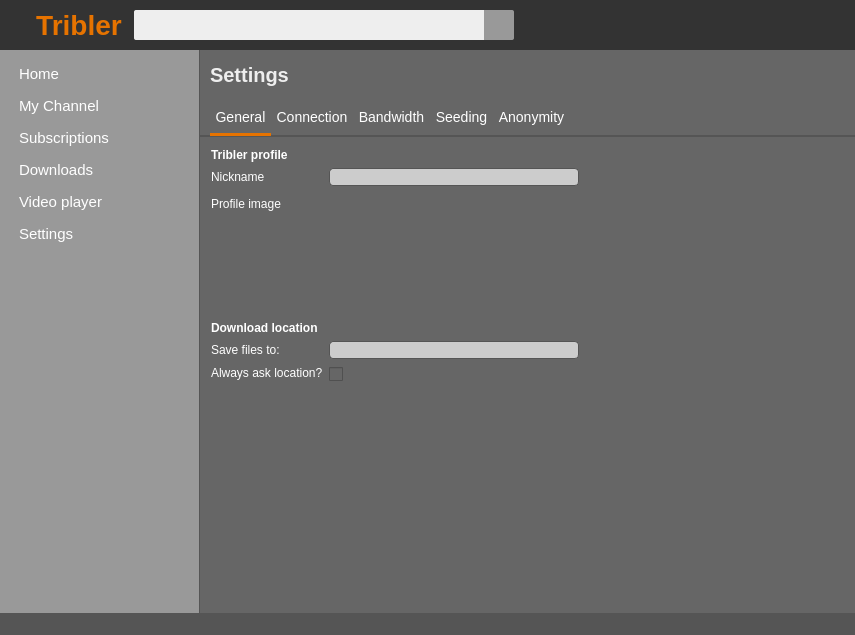
devos50/TriblerGUI, file TriblerGUI/qt_resources/mainwindow.ui: the form before one commit.
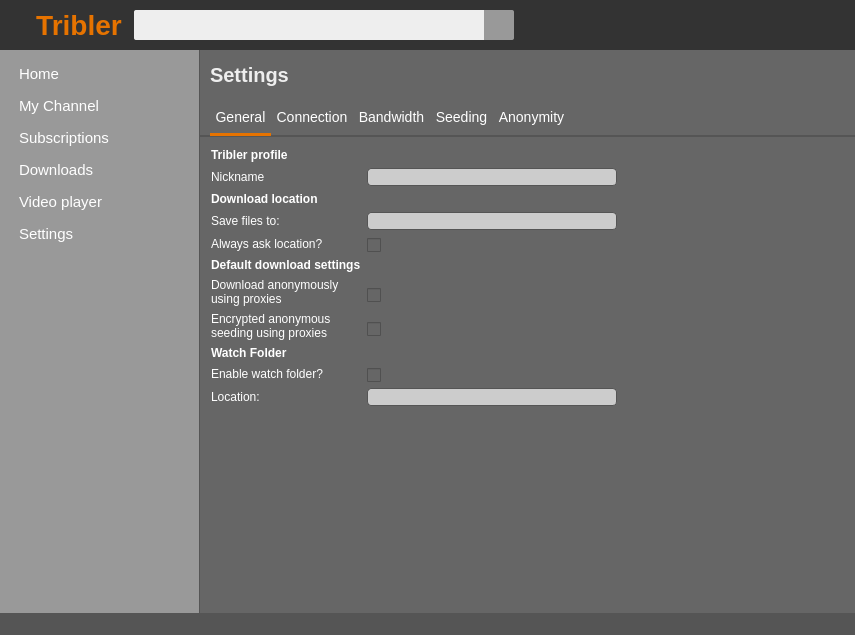
The form after the commit. The open tabs and pages were chosen to show the change. Icons and pictures are not drawn. Custom widgets are drawn as their Qt base class.

Commit message: Filled the settings page with data from the API

Patch:
```diff
--- a/TriblerGUI/qt_resources/mainwindow.ui
+++ b/TriblerGUI/qt_resources/mainwindow.ui
@@ -3355,6 +3355,9 @@
             <property name="styleSheet">
              <string notr="true">QStackedWidget {
 border-top: 1px solid #555;
+}
+QStackedWidget QLabel, QStackedWidget QRadioButton, QStackedWidget QCheckBox {
+color: white;
 }</string>
             </property>
             <widget class="QWidget" name="settings_general_tab">
@@ -3417,61 +3420,27 @@
                </widget>
               </item>
               <item row="2" column="0">
-               <widget class="QLabel" name="label_3">
-                <property name="styleSheet">
-                 <string notr="true">color: white;</string>
-                </property>
-                <property name="text">
-                 <string>Profile image</string>
-                </property>
-               </widget>
-              </item>
-              <item row="2" column="1">
-               <widget class="QToolButton" name="settings_profile_image">
-                <property name="minimumSize">
-                 <size>
-                  <width>120</width>
-                  <height>120</height>
-                 </size>
-                </property>
-                <property name="styleSheet">
-                 <string notr="true">background: none;
-border: none;</string>
-                </property>
-                <property name="text">
-                 <string/>
-                </property>
-                <property name="iconSize">
-                 <size>
-                  <width>120</width>
-                  <height>120</height>
-                 </size>
-                </property>
-               </widget>
-              </item>
-              <item row="3" column="0">
                <widget class="QLabel" name="label_4">
                 <property name="styleSheet">
-                 <string notr="true">color: white;
-font-weight: bold;</string>
+                 <string notr="true">font-weight: bold;</string>
                 </property>
                 <property name="text">
                  <string>Download location</string>
                 </property>
                </widget>
               </item>
-              <item row="4" column="0">
+              <item row="3" column="0">
                <widget class="QLabel" name="label_5">
                 <property name="styleSheet">
-                 <string notr="true">color: white;</string>
+                 <string notr="true"/>
                 </property>
                 <property name="text">
                  <string>Save files to:</string>
                 </property>
                </widget>
               </item>
-              <item row="4" column="1">
-               <widget class="QLineEdit" name="lineEdit_2">
+              <item row="3" column="1">
+               <widget class="QLineEdit" name="download_location_input">
                 <property name="sizePolicy">
                  <sizepolicy hsizetype="Fixed" vsizetype="Fixed">
                   <horstretch>0</horstretch>
@@ -3497,18 +3466,18 @@
                 </property>
                </widget>
               </item>
-              <item row="5" column="0">
+              <item row="4" column="0">
                <widget class="QLabel" name="label_6">
                 <property name="styleSheet">
-                 <string notr="true">color: white;</string>
+                 <string notr="true"/>
                 </property>
                 <property name="text">
                  <string>Always ask location?</string>
                 </property>
                </widget>
               </item>
-              <item row="5" column="1">
-               <widget class="QCheckBox" name="checkBox">
+              <item row="4" column="1">
+               <widget class="QCheckBox" name="always_ask_location_checkbox">
                 <property name="styleSheet">
                  <string notr="true">margin-top: 2px;</string>
                 </property>
@@ -3517,6 +3486,119 @@
                 </property>
                </widget>
               </item>
+              <item row="8" column="0">
+               <widget class="QLabel" name="label_22">
+                <property name="styleSheet">
+                 <string notr="true">font-weight: bold;</string>
+                </property>
+                <property name="text">
+                 <string>Watch Folder</string>
+                </property>
+               </widget>
+              </item>
+              <item row="9" column="0">
+               <widget class="QLabel" name="label_23">
+                <property name="styleSheet">
+                 <string notr="true"/>
+                </property>
+                <property name="text">
+                 <string>Enable watch folder?</string>
+                </property>
+               </widget>
+              </item>
+              <item row="9" column="1">
+               <widget class="QCheckBox" name="watchfolder_enabled_checkbox">
+                <property name="styleSheet">
+                 <string notr="true">margin-top: 2px;</string>
+                </property>
+                <property name="text">
+                 <string/>
+                </property>
+               </widget>
+              </item>
+              <item row="10" column="0">
+               <widget class="QLabel" name="label_24">
+                <property name="styleSheet">
+                 <string notr="true"/>
+                </property>
+                <property name="text">
+                 <string>Location:</string>
+                </property>
+               </widget>
+              </item>
+              <item row="10" column="1">
+               <widget class="QLineEdit" name="watchfolder_location_input">
+                <property name="sizePolicy">
+                 <sizepolicy hsizetype="Fixed" vsizetype="Fixed">
+                  <horstretch>0</horstretch>
+                  <verstretch>0</verstretch>
+                 </sizepolicy>
+                </property>
+                <property name="minimumSize">
+                 <size>
+                  <width>250</width>
+                  <height>0</height>
+                 </size>
+                </property>
+                <property name="maximumSize">
+                 <size>
+                  <width>250</width>
+                  <height>16777215</height>
+                 </size>
+                </property>
+                <property name="styleSheet">
+                 <string notr="true">border: 1px solid #555;
+background-color: #ccc;
+border-radius: 4px;</string>
+                </property>
+               </widget>
+              </item>
+              <item row="5" column="0">
+               <widget class="QLabel" name="default_download_settings_header">
+                <property name="styleSheet">
+                 <string notr="true">font-weight: bold;</string>
+                </property>
+                <property name="text">
+                 <string>Default download settings</string>
+                </property>
+               </widget>
+              </item>
+              <item row="6" column="1">
+               <widget class="QCheckBox" name="download_settings_anon_checkbox">
+                <property name="styleSheet">
+                 <string notr="true">margin-top: 10px;</string>
+                </property>
+                <property name="text">
+                 <string/>
+                </property>
+               </widget>
+              </item>
+              <item row="6" column="0">
+               <widget class="QLabel" name="download_settings_anon_label">
+                <property name="text">
+                 <string>Download anonymously
+using proxies</string>
+                </property>
+               </widget>
+              </item>
+              <item row="7" column="0">
+               <widget class="QLabel" name="download_settings_anon_seeding_label">
+                <property name="text">
+                 <string>Encrypted anonymous
+seeding using proxies</string>
+                </property>
+               </widget>
+              </item>
+              <item row="7" column="1">
+               <widget class="QCheckBox" name="download_settings_anon_seeding_checkbox">
+                <property name="styleSheet">
+                 <string notr="true">margin-top: 10px;</string>
+                </property>
+                <property name="text">
+                 <string/>
+                </property>
+               </widget>
+              </item>
              </layout>
             </widget>
             <widget class="QWidget" name="settings_connection_tab">
@@ -4323,6 +4405,39 @@
                 </property>
                </widget>
               </item>
+              <item>
+               <widget class="QLabel" name="label_3">
+                <property name="styleSheet">
+                 <string notr="true">font-weight: bold;</string>
+                </property>
+                <property name="text">
+                 <string>Multichain</string>
+                </property>
+               </widget>
+              </item>
+              <item>
+               <widget class="QCheckBox" name="multichain_enabled_checkbox">
+                <property name="text">
+                 <string>Enable multichain</string>
+                </property>
+               </widget>
+              </item>
+              <item>
+               <widget class="QLabel" name="label_10">
+                <property name="sizePolicy">
+                 <sizepolicy hsizetype="MinimumExpanding" vsizetype="Minimum">
+                  <horstretch>0</horstretch>
+                  <verstretch>0</verstretch>
+                 </sizepolicy>
+                </property>
+                <property name="text">
+                 <string>Multichain is a blockchain-based way to keep track of sharing ratio, and eventually prevent freeriding. It is currently still in an early phase of development.</string>
+                </property>
+                <property name="wordWrap">
+                 <bool>true</bool>
+                </property>
+               </widget>
+              </item>
               <item>
                <spacer name="verticalSpacer_5">
                 <property name="orientation">
```
Left out of the diff: 267 changed lines with no effect on the pictures. The commit also changes 3 other files.
